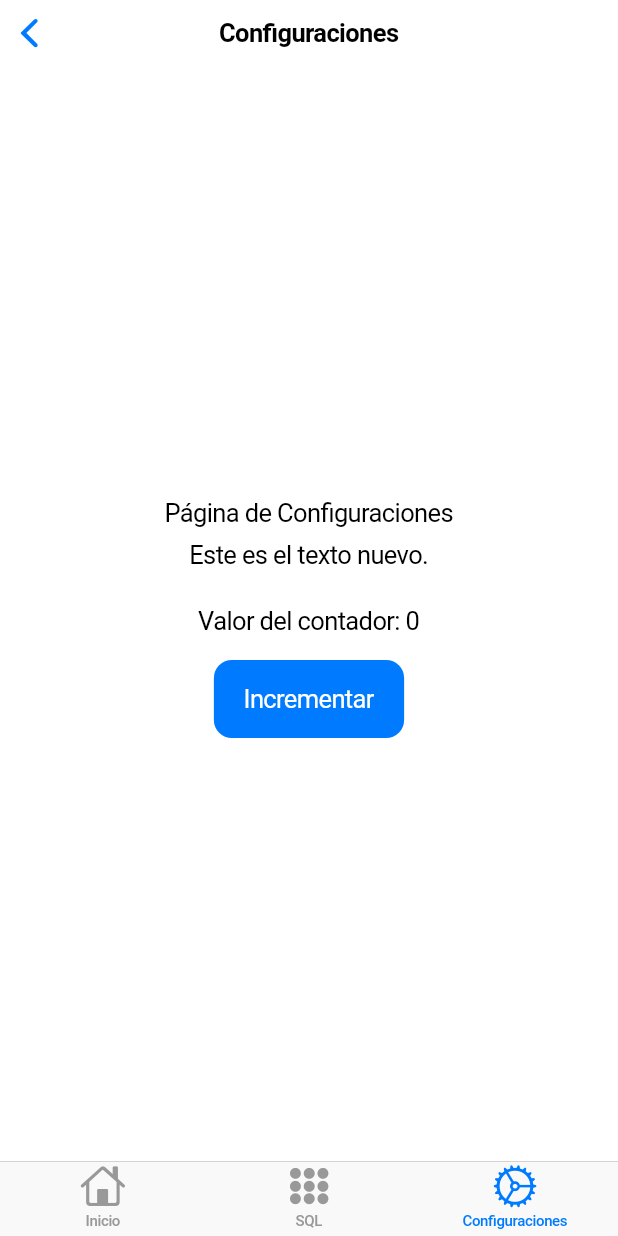
After one commit to AlexVM1060/JVH, a Flutter app: the MyHomePage screen opened directly, item 3 of the bottom bar chosen, on a phone screen of 412 x 824 dp. The commit adds this screen. Run offline on Flutter 3.47's test engine with Material 3 defaults, Android fonts, the phone set to English and light mode, and no system bars.

```diff
--- a/lib/main.dart
+++ b/lib/main.dart
@@ -1,4 +1,7 @@
-import 'package:flutter/material.dart';
+import 'package:flutter/cupertino.dart';
+import 'package:myapp/login_page.dart';
+import 'package:myapp/sql_page.dart';
+import 'package:myapp/settings_page.dart';
 
 void main() {
   runApp(const MyApp());
@@ -7,46 +10,14 @@ void main() {
 class MyApp extends StatelessWidget {
   const MyApp({super.key});
 
-  // This widget is the root of your application.
   @override
   Widget build(BuildContext context) {
-    return MaterialApp(
-      title: 'Flutter Demo',
-      theme: ThemeData(
-        // This is the theme of your application.
-        //
-        // TRY THIS: Try running your application with "flutter run". You'll see
-        // the application has a purple toolbar. Then, without quitting the app,
-        // try changing the seedColor in the colorScheme below to Colors.green
-        // and then invoke "hot reload" (save your changes or press the "hot
-        // reload" button in a Flutter-supported IDE, or press "r" if you used
-        // the command line to start the app).
-        //
-        // Notice that the counter didn't reset back to zero; the application
-        // state is not lost during the reload. To reset the state, use hot
-        // restart instead.
-        //
-        // This works for code too, not just values: Most code changes can be
-        // tested with just a hot reload.
-        colorScheme: ColorScheme.fromSeed(seedColor: Colors.deepPurple),
-      ),
-      home: const MyHomePage(title: 'Flutter Demo Home Page'),
-    );
+    return const CupertinoApp(title: 'Flutter Demo', home: LoginPage());
   }
 }
 
 class MyHomePage extends StatefulWidget {
   const MyHomePage({super.key, required this.title});
-
-  // This widget is the home page of your application. It is stateful, meaning
-  // that it has a State object (defined below) that contains fields that affect
-  // how it looks.
-
-  // This class is the configuration for the state. It holds the values (in this
-  // case the title) provided by the parent (in this case the App widget) and
-  // used by the build method of the State. Fields in a Widget subclass are
-  // always marked "final".
-
   final String title;
 
   @override
@@ -58,65 +29,78 @@ class _MyHomePageState extends State<MyHomePage> {
 
   void _incrementCounter() {
     setState(() {
-      // This call to setState tells the Flutter framework that something has
-      // changed in this State, which causes it to rerun the build method below
-      // so that the display can reflect the updated values. If we changed
-      // _counter without calling setState(), then the build method would not be
-      // called again, and so nothing would appear to happen.
       _counter++;
     });
   }
 
   @override
   Widget build(BuildContext context) {
-    // This method is rerun every time setState is called, for instance as done
-    // by the _incrementCounter method above.
-    //
-    // The Flutter framework has been optimized to make rerunning build methods
-    // fast, so that you can just rebuild anything that needs updating rather
-    // than having to individually change instances of widgets.
-    return Scaffold(
-      appBar: AppBar(
-        // TRY THIS: Try changing the color here to a specific color (to
-        // Colors.amber, perhaps?) and trigger a hot reload to see the AppBar
-        // change color while the other colors stay the same.
-        backgroundColor: Theme.of(context).colorScheme.inversePrimary,
-        // Here we take the value from the MyHomePage object that was created by
-        // the App.build method, and use it to set our appbar title.
-        title: Text(widget.title),
+    return CupertinoTabScaffold(
+      tabBar: CupertinoTabBar(
+        items: const <BottomNavigationBarItem>[
+          BottomNavigationBarItem(
+            icon: Icon(CupertinoIcons.home),
+            label: 'Inicio',
           ),
-      body: Center(
-        // Center is a layout widget. It takes a single child and positions it
-        // in the middle of the parent.
+          BottomNavigationBarItem(
+            icon: Icon(CupertinoIcons.circle_grid_3x3_fill),
+            label: 'SQL',
+          ),
+          BottomNavigationBarItem(
+            icon: Icon(CupertinoIcons.settings),
+            label: 'Configuraciones',
+          ),
+        ],
+      ),
+      tabBuilder: (BuildContext context, int index) {
+        switch (index) {
+          case 0:
+            return HomePage(counter: _counter, onIncrement: _incrementCounter);
+          case 1:
+            return const SQLPage();
+          case 2:
+            return SettingsPage(
+              counter: _counter,
+              onIncrement: _incrementCounter,
+            );
+          default:
+            return HomePage(counter: _counter, onIncrement: _incrementCounter);
+        }
+      },
+    );
+  }
+}
+
+class HomePage extends StatelessWidget {
+  const HomePage({super.key, required this.counter, required this.onIncrement});
+
+  final int counter;
+  final VoidCallback onIncrement;
+
+  @override
+  Widget build(BuildContext context) {
+    return CupertinoPageScaffold(
+      navigationBar: const CupertinoNavigationBar(middle: Text('Inicio')),
+      child: SafeArea(
+        child: Center(
           child: Column(
-          // Column is also a layout widget. It takes a list of children and
-          // arranges them vertically. By default, it sizes itself to fit its
-          // children horizontally, and tries to be as tall as its parent.
-          //
-          // Column has various properties to control how it sizes itself and
-          // how it positions its children. Here we use mainAxisAlignment to
-          // center the children vertically; the main axis here is the vertical
-          // axis because Columns are vertical (the cross axis would be
-          // horizontal).
-          //
-          // TRY THIS: Invoke "debug painting" (choose the "Toggle Debug Paint"
-          // action in the IDE, or press "p" in the console), to see the
-          // wireframe for each widget.
             mainAxisAlignment: MainAxisAlignment.center,
             children: <Widget>[
               const Text('You have pushed the button this many times:'),
               Text(
-              '$_counter',
-              style: Theme.of(context).textTheme.headlineMedium,
+                '$counter',
+                style: CupertinoTheme.of(
+                  context,
+                ).textTheme.navLargeTitleTextStyle,
+              ),
+              CupertinoButton(
+                onPressed: onIncrement,
+                child: const Text("Incrementar contador"),
               ),
             ],
           ),
         ),
-      floatingActionButton: FloatingActionButton(
-        onPressed: _incrementCounter,
-        tooltip: 'Increment',
-        child: const Icon(Icons.add),
-      ), // This trailing comma makes auto-formatting nicer for build methods.
+      ),
     );
   }
 }
--- /dev/null
+++ b/lib/settings_page.dart
@@ -0,0 +1,41 @@
+import 'package:flutter/cupertino.dart';
+
+class SettingsPage extends StatelessWidget {
+  const SettingsPage({
+    super.key,
+    required this.counter,
+    required this.onIncrement,
+  });
+
+  final int counter;
+  final VoidCallback onIncrement;
+
+  @override
+  Widget build(BuildContext context) {
+    return CupertinoPageScaffold(
+      navigationBar: const CupertinoNavigationBar(
+        middle: Text('Configuraciones'),
+      ),
+      child: Center(
+        child: Column(
+          mainAxisAlignment: MainAxisAlignment.center,
+          children: <Widget>[
+            const Text('Página de Configuraciones'),
+            const SizedBox(height: 8),
+            const Text('Este es el texto nuevo.'),
+            const SizedBox(height: 24),
+            Text(
+              'Valor del contador: $counter',
+              style: CupertinoTheme.of(context).textTheme.textStyle,
+            ),
+            const SizedBox(height: 16),
+            CupertinoButton.filled(
+              onPressed: onIncrement,
+              child: const Text('Incrementar'),
+            ),
+          ],
+        ),
+      ),
+    );
+  }
+}
```
Also changed, not shown: lib/login_page.dart (added, +79 -0 lines), lib/sql_page.dart (added, +17 -0 lines), pubspec.yaml (+0 -36 lines), 40 other files. Lines whose indentation alone changed are shown as unchanged.
